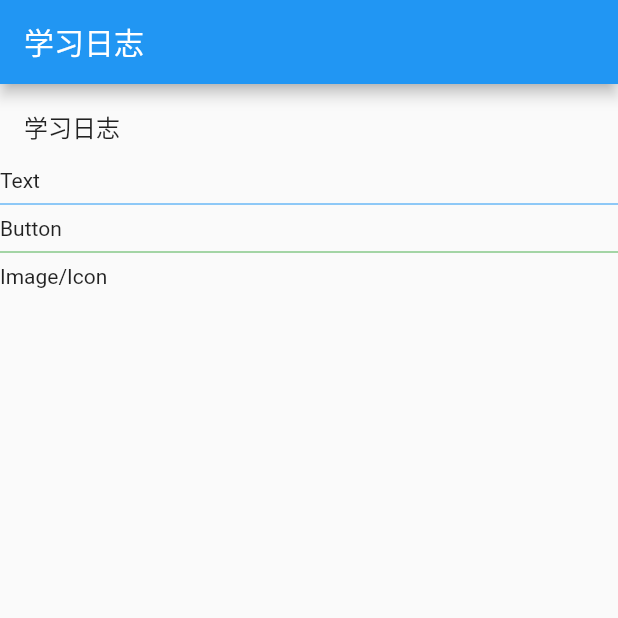
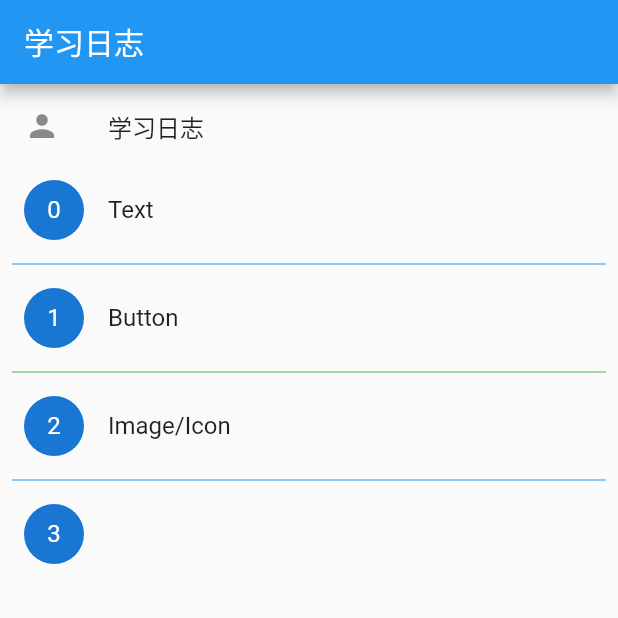
Before and after one commit to wen-carl/hello_flutter, a Flutter app: the screen it shows after launch, on a phone screen of 412 x 824 dp, the top half of it. Run offline on Flutter 3.47's test engine with Material 2 defaults, Android fonts, the phone set to English and light mode, and no system bars.

Commit message:
Implement text, button and image content.

```diff
--- a/lib/02-21.01/home_list_page.dart
+++ b/lib/02-21.01/home_list_page.dart
@@ -6,22 +6,31 @@ class HomeListPage extends StatelessWidget {
   HomeListPage({Key key, this.title}) : super(key: key);
 
   final String title;
-  final _items = <String>['Text', 'Button', 'Image/Icon'];
+  final _items = <String>['Text', 'Button', 'Image/Icon', ''];
 
   @override
   Widget build(BuildContext context) {
-    var d1 = Divider(color: Colors.blue);
-    var d2 = Divider(color: Colors.green);
+    var d1 = Divider(
+      color: Colors.blue,
+      indent: 8,
+      endIndent: 8,
+    );
+    var d2 = Divider(
+      color: Colors.green,
+      indent: 8,
+      endIndent: 8,
+    );
     return Scaffold(
       appBar: AppBar(title: Text(this.title)),
       body: Column(children: <Widget>[
-        ListTile(title: Text('学习日志')),
+        ListTile(title: Text('学习日志'), leading: Icon(Icons.person)),
         Expanded(
           child: ListView.separated(
             itemCount: _items.length,
             itemBuilder: (BuildContext context, int index) {
-              return GestureDetector(
-                child: Text(_items[index]),
+              return ListTile(
+                leading: CircleAvatar(child: Text(index.toString())),
+                title: Text(_items[index]),
                 onTap: () => itemClicked(context, index),
               );
             },
@@ -35,8 +44,8 @@ class HomeListPage extends StatelessWidget {
   }
 
   void itemClicked(BuildContext context, int index) async {
-    var snackbar = SnackBar(content: Text(_items[index]));
-    Scaffold.of(context).showSnackBar(snackbar);
+    //var snackbar = SnackBar(content: Text(_items[index]));
+    //Scaffold.of(context).showSnackBar(snackbar);
 
     await Navigator.push(context, MaterialPageRoute(builder: (context) {
       return ItemPage(title: _items[index]);
```
Also changed, not shown: lib/02-21.01/item_page.dart (+8 -2 lines), lib/02-21.01/text_content.dart (deleted, +0 -9 lines), lib/02-24.02/button_content.dart (added, +51 -0 lines), lib/02-24.02/image_content.dart (added, +51 -0 lines), lib/02-24.02/text_content.dart (added, +45 -0 lines), pubspec.yaml (+3 -4 lines), images/saber.jpg (added), 3 other files.
